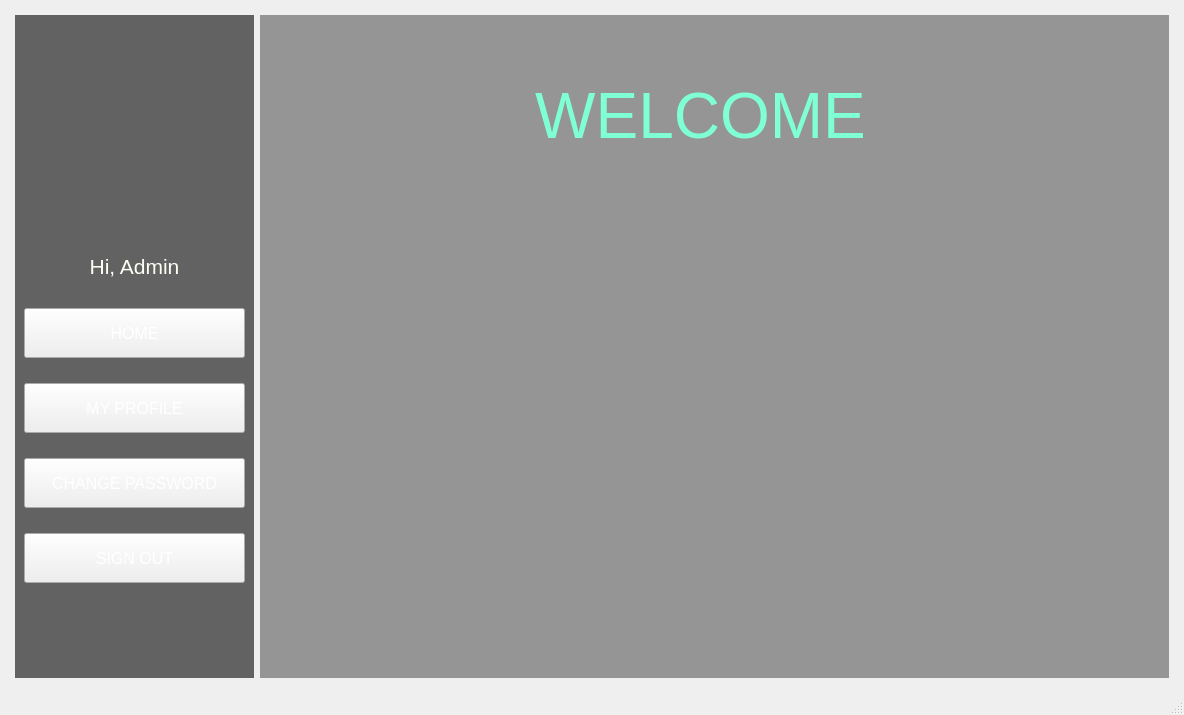
Old version of the form StudentManagementSystem/mainwindow.ui in the repository BuhDuy256/Student-Management-GROUP6-KTLT-23CLC03.
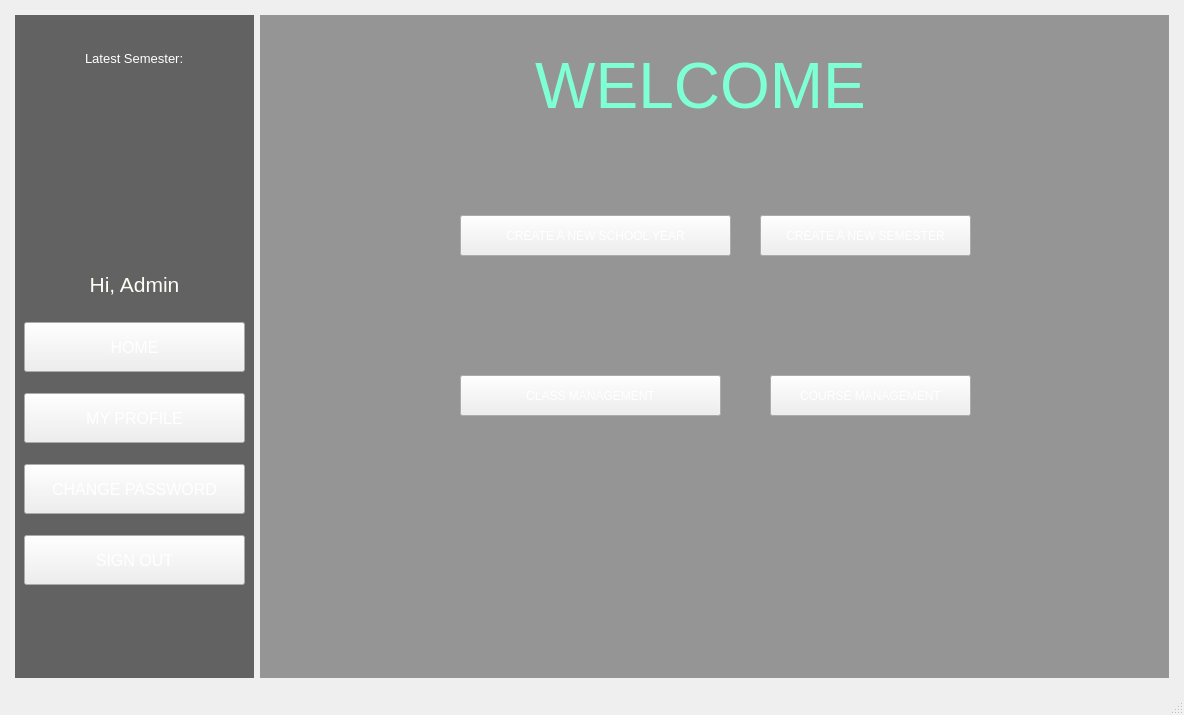
New version of the form. The open tabs and pages were chosen to show the change. Icons and pictures are not drawn.

```diff
--- a/StudentManagementSystem/mainwindow.ui
+++ b/StudentManagementSystem/mainwindow.ui
@@ -1615,7 +1615,7 @@
         border-image: url(:/background/Lovely Minecraft Hd Wallpaper 1920x1080.jpg);
 }</string>
        </property>
-       <layout class="QGridLayout" name="gridLayout_4" columnstretch="5,19">
+       <layout class="QGridLayout" name="gridLayout_4" columnstretch="5,19,0">
         <property name="leftMargin">
          <number>15</number>
         </property>
@@ -1636,12 +1636,36 @@
 }</string>
           </property>
           <layout class="QVBoxLayout" name="verticalLayout_3">
+           <property name="spacing">
+            <number>4</number>
+           </property>
            <property name="topMargin">
-            <number>50</number>
+            <number>0</number>
            </property>
            <property name="bottomMargin">
             <number>70</number>
            </property>
+           <item alignment="Qt::AlignHCenter">
+            <widget class="QLabel" name="lb_latestSem">
+             <property name="maximumSize">
+              <size>
+               <width>218</width>
+               <height>53</height>
+              </size>
+             </property>
+             <property name="font">
+              <font>
+               <pointsize>10</pointsize>
+              </font>
+             </property>
+             <property name="styleSheet">
+              <string notr="true">color:white;</string>
+             </property>
+             <property name="text">
+              <string>Latest Semester:</string>
+             </property>
+            </widget>
+           </item>
            <item alignment="Qt::AlignHCenter">
             <widget class="QLabel" name="avatar_2">
              <property name="minimumSize">
@@ -1843,7 +1867,7 @@
             <property name="geometry">
              <rect>
               <x>250</x>
-              <y>30</y>
+              <y>0</y>
               <width>381</width>
               <height>141</height>
              </rect>
@@ -1865,6 +1889,58 @@
              <set>Qt::AlignCenter</set>
             </property>
            </widget>
+           <widget class="QPushButton" name="button_create_sy">
+            <property name="geometry">
+             <rect>
+              <x>200</x>
+              <y>200</y>
+              <width>271</width>
+              <height>41</height>
+             </rect>
+            </property>
+            <property name="text">
+             <string>CREATE A NEW SCHOOL YEAR</string>
+            </property>
+           </widget>
+           <widget class="QPushButton" name="button_class_manage">
+            <property name="geometry">
+             <rect>
+              <x>200</x>
+              <y>360</y>
+              <width>261</width>
+              <height>41</height>
+             </rect>
+            </property>
+            <property name="text">
+             <string>CLASS MANAGEMENT</string>
+            </property>
+           </widget>
+           <widget class="QPushButton" name="button_create_sem">
+            <property name="geometry">
+             <rect>
+              <x>500</x>
+              <y>200</y>
+              <width>211</width>
+              <height>41</height>
+             </rect>
+            </property>
+            <property name="text">
+             <string>CREATE A NEW SEMESTER</string>
+            </property>
+           </widget>
+           <widget class="QPushButton" name="button_course_manage">
+            <property name="geometry">
+             <rect>
+              <x>510</x>
+              <y>360</y>
+              <width>201</width>
+              <height>41</height>
+             </rect>
+            </property>
+            <property name="text">
+             <string>COURSE MANAGEMENT</string>
+            </property>
+           </widget>
           </widget>
           <widget class="QWidget" name="AdProfile">
            <layout class="QGridLayout" name="gridLayout_8">
```
Left out of the diff: 61 changed lines with no effect on the pictures. Lines whose indentation alone changed are shown as unchanged.
